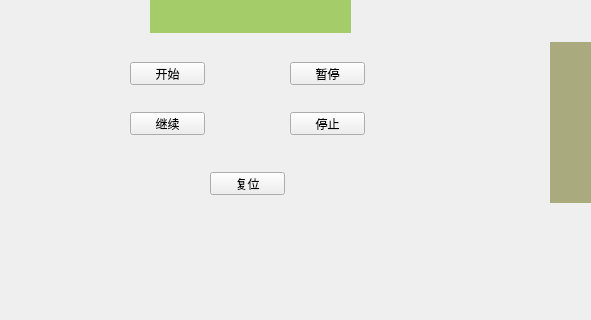
MacavityT/LensRing, file Lens_Ring/mainwindow.ui: the form before one commit; both pictures show x 430 to 1021 and y 448 to 768 of the 1366 by 768 pixel window.
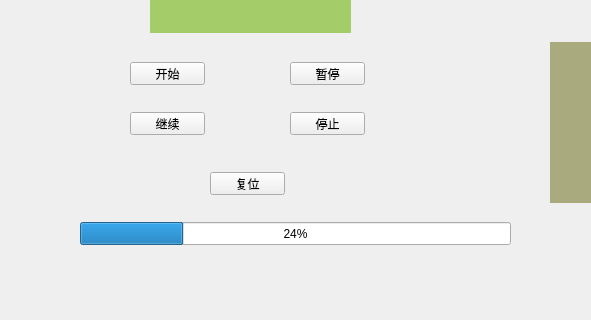
The form after the commit.

Diff of the .ui file:
```diff
--- a/Lens_Ring/mainwindow.ui
+++ b/Lens_Ring/mainwindow.ui
@@ -804,6 +804,19 @@
      <set>Qt::AlignCenter</set>
     </property>
    </widget>
+   <widget class="QProgressBar" name="progressBar">
+    <property name="geometry">
+     <rect>
+      <x>510</x>
+      <y>630</y>
+      <width>431</width>
+      <height>23</height>
+     </rect>
+    </property>
+    <property name="value">
+     <number>24</number>
+    </property>
+   </widget>
   </widget>
   <widget class="QMenuBar" name="menuBar">
    <property name="geometry">
```
